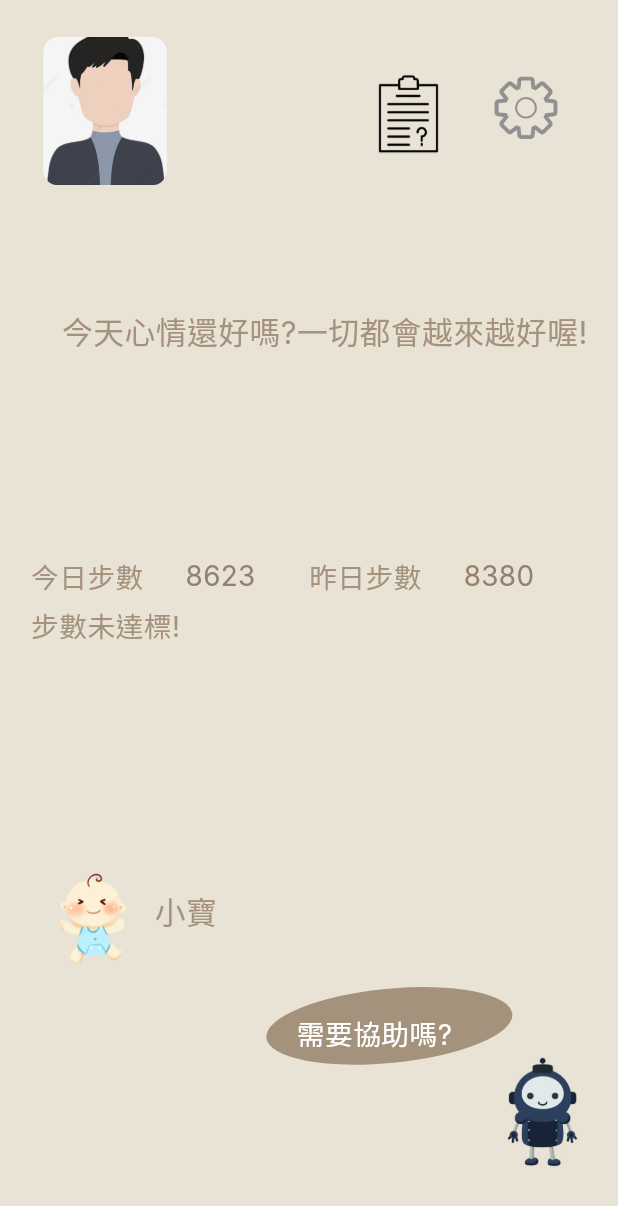
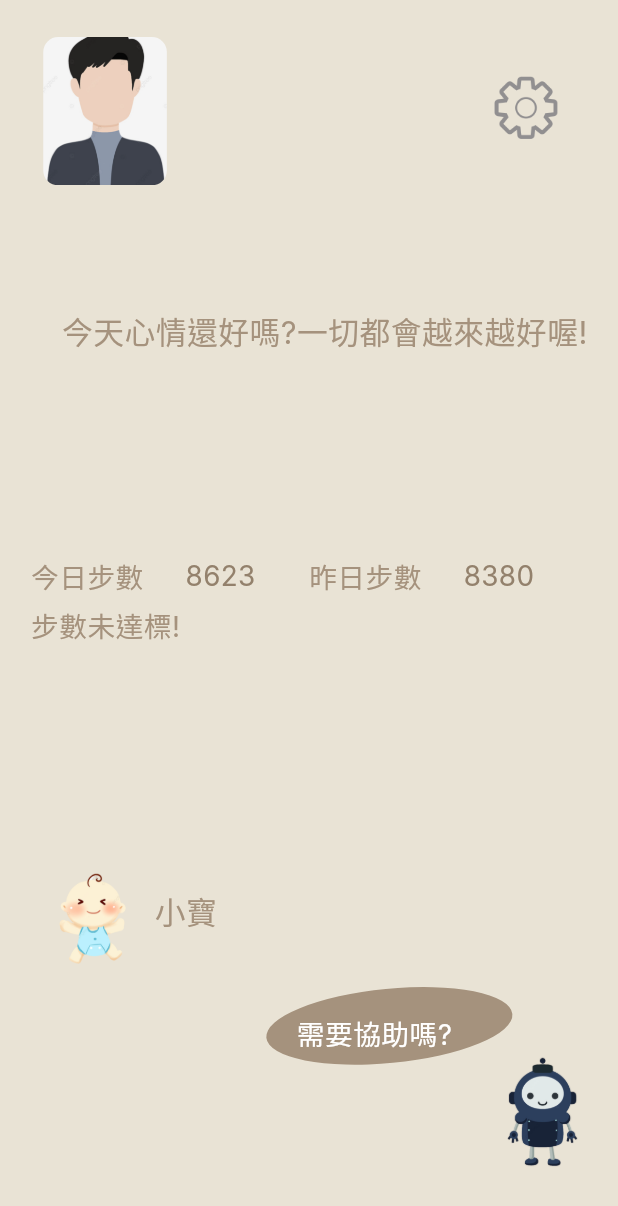
Before and after one commit to 411631277/project, a Flutter app: the FaHomeScreenWidget screen opened directly with empty values, on a phone screen of 412 x 824 dp. Shown: the top 1206 px of the screen. Run offline on Flutter 3.47's test engine with Material 3 defaults, Android fonts, the phone set to English and light mode, and no system bars; our stand-ins replace cloud_firestore, firebase_core, firebase_storage, image_picker, logger; accounts and stored records are empty; network calls fail; Roboto replaces fonts that are missing (Inter).

Commit message:
2/24設定頁面切換調整

```diff
--- a/lib/home/delete2.dart
+++ b/lib/home/delete2.dart
@@ -58,8 +58,8 @@ class Delete2Widget extends StatelessWidget {
                           Navigator.pushReplacement(
                             context,
                             MaterialPageRoute(
-                              builder: (context) =>
-                                  SettingWidget(userId: userId),
+                              builder: (context) => SettingWidget(
+                                  userId: userId, isManUser: false),
                             ),
                           );
                         }),
--- a/lib/home/fa_home_screen.dart
+++ b/lib/home/fa_home_screen.dart
@@ -1,6 +1,5 @@
 import 'dart:io';
 import 'package:doctor_2/home/baby.dart';
-import 'package:doctor_2/home/question.dart';
 import 'package:doctor_2/home/robot.dart';
 import 'package:doctor_2/home/setting.dart';
 import 'package:firebase_storage/firebase_storage.dart';
@@ -14,7 +13,9 @@ final Logger logger = Logger();
 
 class FaHomeScreenWidget extends StatefulWidget {
   final String userId; // 🔹 從登入或註冊時傳入的 userId
-  const FaHomeScreenWidget({super.key, required this.userId});
+  final bool isManUser;
+  const FaHomeScreenWidget(
+      {super.key, required this.userId, required this.isManUser});
 
   @override
   State<FaHomeScreenWidget> createState() => _FaHomeScreenWidgetState();
@@ -156,6 +157,7 @@ class _FaHomeScreenWidgetState extends State<FaHomeScreenWidget> {
                         MaterialPageRoute(
                           builder: (context) => SettingWidget(
                             userId: widget.userId,
+                            isManUser: true,
                           ),
                         ),
                       );
@@ -172,33 +174,7 @@ class _FaHomeScreenWidgetState extends State<FaHomeScreenWidget> {
                     ),
                   ),
                 ),
-                // 問題按鈕
-                Positioned(
-                  top: screenHeight * 0.05,
-                  left: screenWidth * 0.6,
-                  child: GestureDetector(
-                    onTap: () {
-                      Navigator.push(
-                        context,
-                        MaterialPageRoute(
-                          builder: (context) => QuestionWidget(
-                            userId: widget.userId,
-                          ),
-                        ),
-                      );
-                    },
-                    child: Container(
-                      width: screenWidth * 0.12,
-                      height: screenHeight * 0.08,
-                      decoration: const BoxDecoration(
-                        image: DecorationImage(
-                          image: AssetImage('assets/images/Question.png'),
-                          fit: BoxFit.fitWidth,
-                        ),
-                      ),
-                    ),
-                  ),
-                ),
+
                 // 用戶名稱
                 Positioned(
                   top: screenHeight * 0.07,
```
Also changed, not shown: lib/home/home_screen.dart (+5 -2 lines), lib/home/setting.dart (+16 -7 lines), lib/login/login.dart (+8 -3 lines), lib/main.dart (+9 -2 lines).
